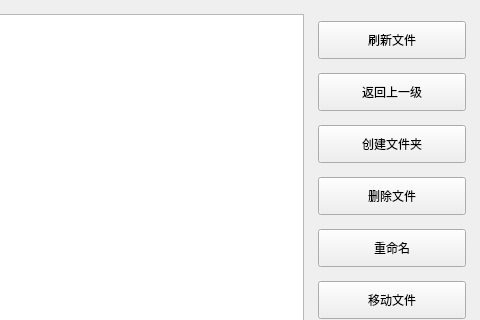
This is Client/file.ui in wenshuo-zh/qt-tcp as Qt 5 draws it before an edit; both pictures show x 140 to 620 and y 0 to 320 of the 620 by 500 pixel window. The edited form follows.
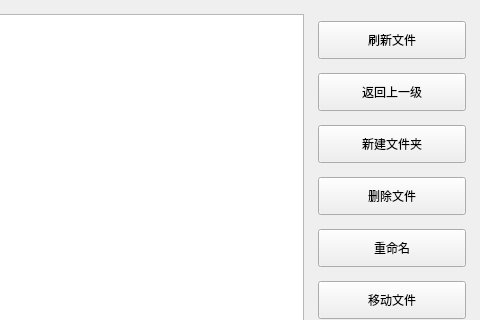
This is the edited form.

Commit message: 添加文件列表刷新功能

```diff
--- a/Client/file.ui
+++ b/Client/file.ui
@@ -33,13 +33,6 @@
     <number>14</number>
    </property>
    <item>
-    <widget class="QWidget" name="">
-     <property name="sizePolicy">
-      <sizepolicy hsizetype="Expanding" vsizetype="Expanding">
-       <horstretch>0</horstretch>
-       <verstretch>0</verstretch>
-      </sizepolicy>
-     </property>
      <layout class="QHBoxLayout" name="horizontalLayout">
       <property name="spacing">
        <number>14</number>
@@ -124,7 +117,7 @@
            </size>
           </property>
           <property name="text">
-           <string>创建文件夹</string>
+          <string>新建文件夹</string>
           </property>
          </widget>
         </item>
@@ -245,7 +238,6 @@
        </layout>
       </item>
      </layout>
-    </widget>
    </item>
   </layout>
  </widget>
```
Lines whose indentation alone changed are shown as unchanged. The commit also changes 18 other files.
